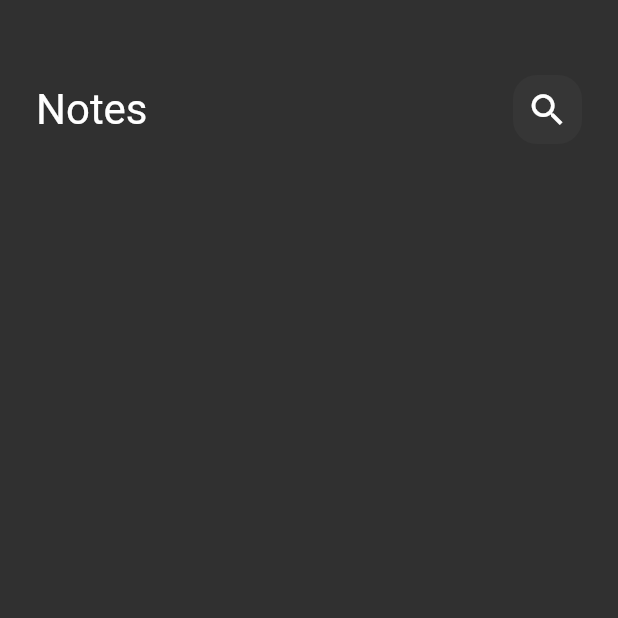
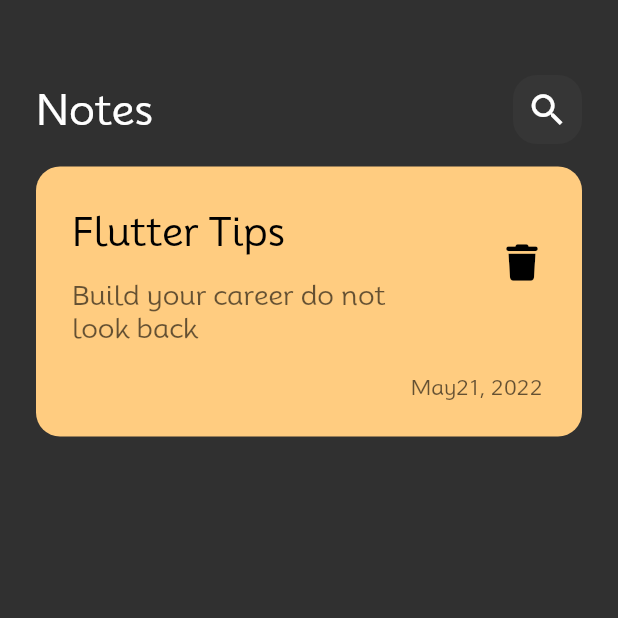
Before and after one commit to AbdelazizRayan/Notes-app, a Flutter app: the screen it shows after launch, on a phone screen of 412 x 824 dp, the top half of it. Run offline on Flutter 3.47's test engine with Material 2 defaults, Android fonts, the phone set to English and light mode, and no system bars; our stand-ins replace font_awesome_flutter.

Commit message:
Create notes list view

```diff
--- /dev/null
+++ b/lib/Views/Widgets/custom-note-card.dart
@@ -0,0 +1,64 @@
+import 'package:flutter/material.dart';
+import 'package:font_awesome_flutter/font_awesome_flutter.dart';
+
+
+class CustomNoteCard extends StatelessWidget {
+  const CustomNoteCard({super.key});
+
+  @override
+  Widget build(BuildContext context) {
+    return Container(
+      padding: const EdgeInsets.only(left: 24, top: 24, bottom: 24, right: 16),
+      decoration: BoxDecoration(
+        color: const Color(0xffffcc80),
+        borderRadius: BorderRadius.circular(16),
+      ),
+      child: Column(
+        crossAxisAlignment: CrossAxisAlignment.end,
+        children: [
+          ListTile(
+            contentPadding: const EdgeInsets.all(0),
+            title: const Padding(
+              padding: EdgeInsets.only(bottom: 16),
+              child: Text(
+                'Flutter Tips',
+                style: TextStyle(
+                  color: Colors.black,
+                  fontSize: 26,
+                ),
+              ),
+            ),
+            subtitle: const Padding(
+              padding: EdgeInsets.only(bottom: 16),
+              child: Text(
+                'Build your career do not \nlook back',
+                style: TextStyle(
+                  color: Color.fromARGB(155, 0, 0, 0),
+                  fontSize: 18,
+                ),
+              ),
+            ),
+            trailing: IconButton(
+              onPressed: () {},
+              color: Colors.black,
+              icon: const Icon(
+                FontAwesomeIcons.trash,
+                size: 24,
+              ),
+            ),
+          ),
+          const Padding(
+            padding: EdgeInsets.only(right: 10),
+            child: Text(
+              'May21, 2022',
+              style: TextStyle(
+                color: Color.fromARGB(155, 0, 0, 0),
+                fontSize: 14,
+              ),
+            ),
+          )
+        ],
+      ),
+    );
+  }
+}
--- a/lib/Views/Widgets/notes-view-body.dart
+++ b/lib/Views/Widgets/notes-view-body.dart
@@ -1,5 +1,7 @@
 import 'package:flutter/material.dart';
 import 'package:notes/Views/Widgets/custom-app-bar.dart';
+import 'package:font_awesome_flutter/font_awesome_flutter.dart';
+import 'package:notes/Views/Widgets/custom-note-card.dart';
 
 class NotesViewBody extends StatelessWidget {
   const NotesViewBody({super.key});
@@ -13,7 +15,11 @@ class NotesViewBody extends StatelessWidget {
           SizedBox(
             height: 50,
           ),
-          CustomAppBar()
+          CustomAppBar(),
+          SizedBox(
+            height: 15,
+          ),
+          CustomNoteCard(),
         ],
       ),
     );
--- a/lib/main.dart
+++ b/lib/main.dart
@@ -12,7 +12,7 @@ class NotesApp extends StatelessWidget {
   Widget build(BuildContext context) {
     return MaterialApp(
       debugShowCheckedModeBanner: false,
-      theme: ThemeData(brightness: Brightness.dark),
+      theme: ThemeData(brightness: Brightness.dark, fontFamily: 'Mooli'),
       home: const NotesView(),
     );
   }
```
Also changed, not shown: pubspec.yaml (+6 -6 lines), assets/Fonts/Mooli-Regular.ttf (added), pubspec.lock.
